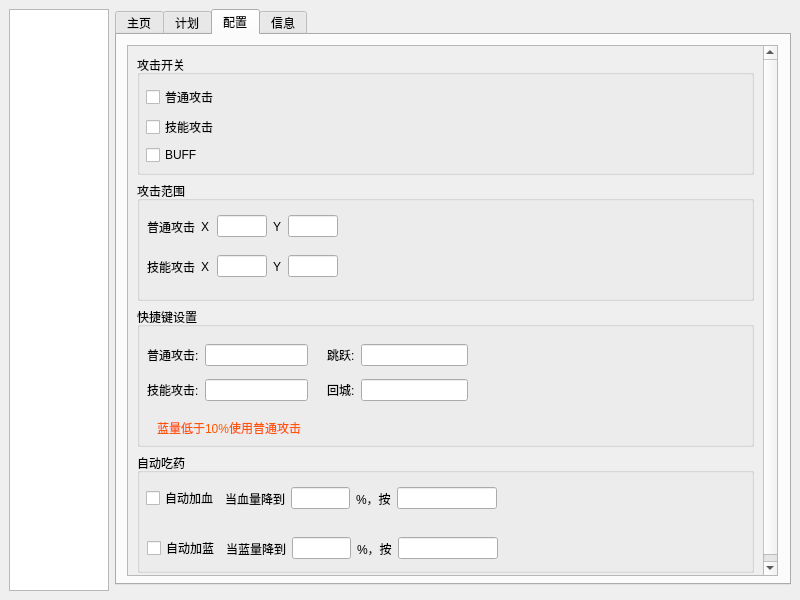
The window that mainwindow.ui (kinvcode/BattleMush) describes before a commit, drawn with Qt 5.
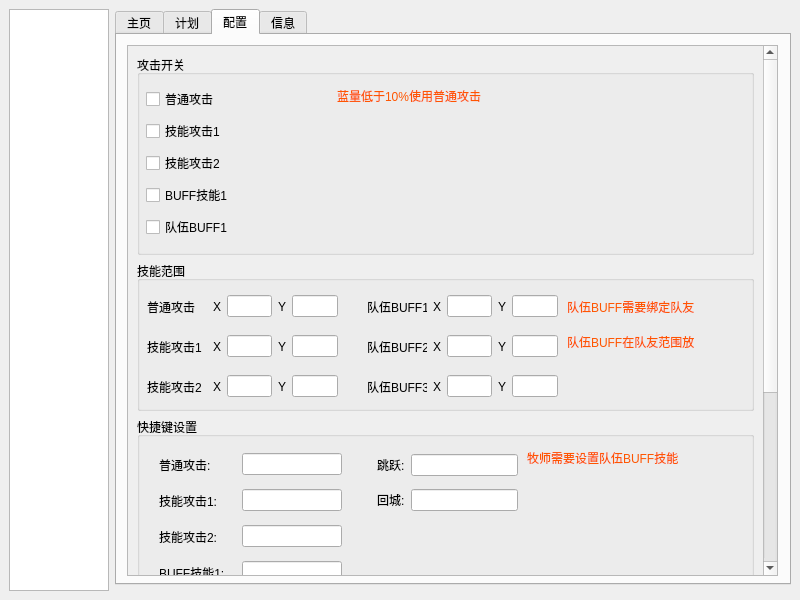
The same window after the commit. Custom widgets are drawn as their Qt base class.

What changed in the file:
```diff
--- a/mainwindow.ui
+++ b/mainwindow.ui
@@ -350,9 +350,9 @@
            <property name="geometry">
             <rect>
              <x>0</x>
-             <y>0</y>
+             <y>-267</y>
              <width>635</width>
-             <height>536</height>
+             <height>796</height>
             </rect>
            </property>
            <layout class="QVBoxLayout" name="verticalLayout_3">
@@ -361,13 +361,13 @@
               <property name="minimumSize">
                <size>
                 <width>0</width>
-                <height>120</height>
+                <height>200</height>
                </size>
               </property>
               <property name="maximumSize">
                <size>
                 <width>16777215</width>
-                <height>120</height>
+                <height>200</height>
                </size>
               </property>
               <property name="title">
@@ -379,33 +379,64 @@
                  <x>9</x>
                  <y>30</y>
                  <width>181</width>
-                 <height>80</height>
+                 <height>161</height>
                 </rect>
                </property>
                <layout class="QVBoxLayout" name="verticalLayout_5">
                 <item>
-                 <widget class="QCheckBox" name="checkBox">
+                 <widget class="QCheckBox" name="checkBox_atk_switch_general">
                   <property name="text">
                    <string>普通攻击</string>
                   </property>
                  </widget>
                 </item>
                 <item>
-                 <widget class="QCheckBox" name="checkBox_2">
+                 <widget class="QCheckBox" name="checkBox_atk_switch_skill1">
                   <property name="text">
-                   <string>技能攻击</string>
+                   <string>技能攻击1</string>
                   </property>
                  </widget>
                 </item>
                 <item>
-                 <widget class="QCheckBox" name="checkBox_3">
+                 <widget class="QCheckBox" name="checkBox_atk_switch_skill2">
                   <property name="text">
-                   <string>BUFF</string>
+                   <string>技能攻击2</string>
+                  </property>
+                 </widget>
+                </item>
+                <item>
+                 <widget class="QCheckBox" name="checkBox_atk_switch_buff1">
+                  <property name="text">
+                   <string>BUFF技能1</string>
+                  </property>
+                 </widget>
+                </item>
+                <item>
+                 <widget class="QCheckBox" name="checkBox_atk_switch_partybuff1">
+                  <property name="text">
+                   <string>队伍BUFF1</string>
                   </property>
                  </widget>
                 </item>
                </layout>
               </widget>
+              <widget class="QLabel" name="label_11">
+               <property name="geometry">
+                <rect>
+                 <x>200</x>
+                 <y>30</y>
+                 <width>321</width>
+                 <height>21</height>
+                </rect>
+               </property>
+               <property name="styleSheet">
+                <string notr="true">font: 350 14pt &quot;思源黑体&quot;;
+color: #FF5500;</string>
+               </property>
+               <property name="text">
+                <string>蓝量低于10%使用普通攻击</string>
+               </property>
+              </widget>
              </widget>
             </item>
             <item>
@@ -413,11 +444,17 @@
               <property name="minimumSize">
                <size>
                 <width>0</width>
-                <height>120</height>
+                <height>150</height>
+               </size>
+              </property>
+              <property name="maximumSize">
+               <size>
+                <width>16777215</width>
+                <height>150</height>
                </size>
               </property>
               <property name="title">
-               <string>攻击范围</string>
+               <string>技能范围</string>
               </property>
               <widget class="QWidget" name="horizontalLayoutWidget_3">
                <property name="geometry">
@@ -431,14 +468,20 @@
                <layout class="QHBoxLayout" name="horizontalLayout_3">
                 <item>
                  <widget class="QLabel" name="label_12">
+                  <property name="minimumSize">
+                   <size>
+                    <width>60</width>
+                    <height>0</height>
+                   </size>
+                  </property>
                   <property name="maximumSize">
                    <size>
-                    <width>50</width>
+                    <width>60</width>
                     <height>16777215</height>
                    </size>
                   </property>
                   <property name="text">
-                   <string>技能攻击</string>
+                   <string>技能攻击1</string>
                   </property>
                  </widget>
                 </item>
@@ -490,9 +533,15 @@
                <layout class="QHBoxLayout" name="horizontalLayout_4">
                 <item>
                  <widget class="QLabel" name="label_13">
+                  <property name="minimumSize">
+                   <size>
+                    <width>60</width>
+                    <height>0</height>
+                   </size>
+                  </property>
                   <property name="maximumSize">
                    <size>
-                    <width>50</width>
+                    <width>60</width>
                     <height>16777215</height>
                    </size>
                   </property>
@@ -537,6 +586,300 @@
                 </item>
                </layout>
               </widget>
+              <widget class="QWidget" name="horizontalLayoutWidget_6">
+               <property name="geometry">
+                <rect>
+                 <x>10</x>
+                 <y>110</y>
+                 <width>191</width>
+                 <height>31</height>
+                </rect>
+               </property>
+               <layout class="QHBoxLayout" name="horizontalLayout_6">
+                <item>
+                 <widget class="QLabel" name="label_20">
+                  <property name="minimumSize">
+                   <size>
+                    <width>60</width>
+                    <height>0</height>
+                   </size>
+                  </property>
+                  <property name="maximumSize">
+                   <size>
+                    <width>60</width>
+                    <height>16777215</height>
+                   </size>
+                  </property>
+                  <property name="text">
+                   <string>技能攻击2</string>
+                  </property>
+                 </widget>
+                </item>
+                <item>
+                 <widget class="QLabel" name="label_21">
+                  <property name="text">
+                   <string>X</string>
+                  </property>
+                 </widget>
+                </item>
+                <item>
+                 <widget class="QLineEdit" name="lineEdit_atk_range_skill2_x">
+                  <property name="maximumSize">
+                   <size>
+                    <width>50</width>
+                    <height>16777215</height>
+                   </size>
+                  </property>
+                 </widget>
+                </item>
+                <item>
+                 <widget class="QLabel" name="label_22">
+                  <property name="text">
+                   <string>Y</string>
+                  </property>
+                 </widget>
+                </item>
+                <item>
+                 <widget class="QLineEdit" name="lineEdit_atk_range_skill2_y">
+                  <property name="maximumSize">
+                   <size>
+                    <width>50</width>
+                    <height>16777215</height>
+                   </size>
+                  </property>
+                 </widget>
+                </item>
+               </layout>
+              </widget>
+              <widget class="QWidget" name="horizontalLayoutWidget_7">
+               <property name="geometry">
+                <rect>
+                 <x>230</x>
+                 <y>30</y>
+                 <width>191</width>
+                 <height>31</height>
+                </rect>
+               </property>
+               <layout class="QHBoxLayout" name="horizontalLayout_7">
+                <item>
+                 <widget class="QLabel" name="label_23">
+                  <property name="minimumSize">
+                   <size>
+                    <width>60</width>
+                    <height>0</height>
+                   </size>
+                  </property>
+                  <property name="maximumSize">
+                   <size>
+                    <width>60</width>
+                    <height>16777215</height>
+                   </size>
+                  </property>
+                  <property name="text">
+                   <string>队伍BUFF1</string>
+                  </property>
+                 </widget>
+                </item>
+                <item>
+                 <widget class="QLabel" name="label_24">
+                  <property name="text">
+                   <string>X</string>
+                  </property>
+                 </widget>
+                </item>
+                <item>
+                 <widget class="QLineEdit" name="lineEdit_atk_range_partybuff1_x">
+                  <property name="maximumSize">
+                   <size>
+                    <width>50</width>
+                    <height>16777215</height>
+                   </size>
+                  </property>
+                 </widget>
+                </item>
+                <item>
+                 <widget class="QLabel" name="label_25">
+                  <property name="text">
+                   <string>Y</string>
+                  </property>
+                 </widget>
+                </item>
+                <item>
+                 <widget class="QLineEdit" name="lineEdit_atk_range_partybuff1_y">
+                  <property name="maximumSize">
+                   <size>
+                    <width>50</width>
+                    <height>16777215</height>
+                   </size>
+                  </property>
+                 </widget>
+                </item>
+               </layout>
+              </widget>
+              <widget class="QWidget" name="horizontalLayoutWidget_8">
+               <property name="geometry">
+                <rect>
+                 <x>230</x>
+                 <y>70</y>
+                 <width>191</width>
+                 <height>31</height>
+                </rect>
+               </property>
+               <layout class="QHBoxLayout" name="horizontalLayout_8">
+                <item>
+                 <widget class="QLabel" name="label_26">
+                  <property name="minimumSize">
+                   <size>
+                    <width>60</width>
+                    <height>0</height>
+                   </size>
+                  </property>
+                  <property name="maximumSize">
+                   <size>
+                    <width>60</width>
+                    <height>16777215</height>
+                   </size>
+                  </property>
+                  <property name="text">
+                   <string>队伍BUFF2</string>
+                  </property>
+                 </widget>
+                </item>
+                <item>
+                 <widget class="QLabel" name="label_27">
+                  <property name="text">
+                   <string>X</string>
+                  </property>
+                 </widget>
+                </item>
+                <item>
+                 <widget class="QLineEdit" name="lineEdit_atk_range_partybuff2_x">
+                  <property name="maximumSize">
+                   <size>
+                    <width>50</width>
+                    <height>16777215</height>
+                   </size>
+                  </property>
+                 </widget>
+                </item>
+                <item>
+                 <widget class="QLabel" name="label_28">
+                  <property name="text">
+                   <string>Y</string>
+                  </property>
+                 </widget>
+                </item>
+                <item>
+                 <widget class="QLineEdit" name="lineEdit_atk_range_partybuff2_y">
+                  <property name="maximumSize">
+                   <size>
+                    <width>50</width>
+                    <height>16777215</height>
+                   </size>
+                  </property>
+                 </widget>
+                </item>
+               </layout>
+              </widget>
+              <widget class="QWidget" name="horizontalLayoutWidget_9">
+               <property name="geometry">
+                <rect>
+                 <x>230</x>
+                 <y>110</y>
+                 <width>191</width>
+                 <height>31</height>
+                </rect>
+               </property>
+               <layout class="QHBoxLayout" name="horizontalLayout_9">
+                <item>
+                 <widget class="QLabel" name="label_29">
+                  <property name="minimumSize">
+                   <size>
+                    <width>60</width>
+                    <height>0</height>
+                   </size>
+                  </property>
+                  <property name="maximumSize">
+                   <size>
+                    <width>60</width>
+                    <height>16777215</height>
+                   </size>
+                  </property>
+                  <property name="text">
+                   <string>队伍BUFF3</string>
+                  </property>
+                 </widget>
+                </item>
+                <item>
+                 <widget class="QLabel" name="label_30">
+                  <property name="text">
+                   <string>X</string>
+                  </property>
+                 </widget>
+                </item>
+                <item>
+                 <widget class="QLineEdit" name="lineEdit_atk_range_partybuff3_x">
+                  <property name="maximumSize">
+                   <size>
+                    <width>50</width>
+                    <height>16777215</height>
+                   </size>
+                  </property>
+                 </widget>
+                </item>
+                <item>
+                 <widget class="QLabel" name="label_31">
+                  <property name="text">
+                   <string>Y</string>
+                  </property>
+                 </widget>
+                </item>
+                <item>
+                 <widget class="QLineEdit" name="lineEdit_atk_range_partybuff3_y">
+                  <property name="maximumSize">
+                   <size>
+                    <width>50</width>
+                    <height>16777215</height>
+                   </size>
+                  </property>
+                 </widget>
+                </item>
+               </layout>
+              </widget>
+              <widget class="QLabel" name="label_32">
+               <property name="geometry">
+                <rect>
+                 <x>430</x>
+                 <y>35</y>
+                 <width>321</width>
+                 <height>21</height>
+                </rect>
+               </property>
+               <property name="styleSheet">
+                <string notr="true">font: 350 12pt &quot;思源黑体&quot;;
+color: #FF5500;</string>
+               </property>
+               <property name="text">
+                <string>队伍BUFF需要绑定队友</string>
+               </property>
+              </widget>
+              <widget class="QLabel" name="label_35">
+               <property name="geometry">
+                <rect>
+                 <x>430</x>
+                 <y>70</y>
+                 <width>321</width>
+                 <height>21</height>
+                </rect>
+               </property>
+               <property name="styleSheet">
+                <string notr="true">font: 350 12pt &quot;思源黑体&quot;;
+color: #FF5500;</string>
+               </property>
+               <property name="text">
+                <string>队伍BUFF在队友范围放</string>
+               </property>
+              </widget>
              </widget>
             </item>
             <item>
@@ -544,7 +887,13 @@
               <property name="minimumSize">
                <size>
                 <width>0</width>
-                <height>140</height>
+                <height>230</height>
+               </size>
+              </property>
+              <property name="maximumSize">
+               <size>
+                <width>16777215</width>
+                <height>230</height>
                </size>
               </property>
               <property name="title">
@@ -555,42 +904,183 @@
                 <rect>
                  <x>10</x>
                  <y>30</y>
-                 <width>161</width>
-                 <height>71</height>
+                 <width>208</width>
+                 <height>180</height>
                 </rect>
                </property>
                <layout class="QGridLayout" name="gridLayout_2">
-                <item row="0" column="1">
-                 <widget class="HotkeyEdit" name="lineEdit_bindkey_general_atk">
+                <item row="2" column="0">
+                 <widget class="QLabel" name="label_18">
                   <property name="minimumSize">
                    <size>
-                    <width>100</width>
-                    <height>0</height>
+                    <width>65</width>
+                    <height>25</height>
                    </size>
                   </property>
+                  <property name="maximumSize">
+                   <size>
+                    <width>65</width>
+                    <height>25</height>
+                   </size>
+                  </property>
+                  <property name="text">
+                   <string>技能攻击2:</string>
+                  </property>
                  </widget>
                 </item>
-                <item row="1" column="1">
-                 <widget class="HotkeyEdit" name="lineEdit_bindkey_skill_atk1">
+                <item row="1" column="0">
+                 <widget class="QLabel" name="label_8">
                   <property name="minimumSize">
                    <size>
-                    <width>100</width>
-                    <height>0</height>
+                    <width>65</width>
+                    <height>25</height>
                    </size>
                   </property>
+                  <property name="maximumSize">
+                   <size>
+                    <width>65</width>
+                    <height>25</height>
+                   </size>
+                  </property>
+                  <property name="text">
+                   <string>技能攻击1:</string>
+                  </property>
                  </widget>
                 </item>
                 <item row="0" column="0">
                  <widget class="QLabel" name="label">
+                  <property name="minimumSize">
+                   <size>
+                    <width>65</width>
+                    <height>25</height>
+                   </size>
+                  </property>
+                  <property name="maximumSize">
+                   <size>
+                    <width>16777215</width>
+                    <height>25</height>
+                   </size>
+                  </property>
                   <property name="text">
                    <string>普通攻击:</string>
                   </property>
                  </widget>
                 </item>
-                <item row="1" column="0">
-                 <widget class="QLabel" name="label_8">
+                <item row="3" column="0">
+                 <widget class="QLabel" name="label_19">
+                  <property name="minimumSize">
+                   <size>
+                    <width>65</width>
+                    <height>25</height>
+                   </size>
+                  </property>
+                  <property name="maximumSize">
+                   <size>
+                    <width>65</width>
+                    <height>25</height>
+                   </size>
+                  </property>
                   <property name="text">
-                   <string>技能攻击:</string>
+                   <string>BUFF技能1:</string>
+                  </property>
+                 </widget>
+                </item>
+                <item row="0" column="1">
+                 <widget class="HotkeyEdit" name="lineEdit_bindkey_general_atk">
+                  <property name="minimumSize">
+                   <size>
+                    <width>100</width>
+                    <height>0</height>
+                   </size>
+                  </property>
+                  <property name="maximumSize">
+                   <size>
+                    <width>100</width>
+                    <height>16777215</height>
+                   </size>
+                  </property>
+                 </widget>
+                </item>
+                <item row="3" column="1">
+                 <widget class="HotkeyEdit" name="lineEdit_bindkey_buff1">
+                  <property name="minimumSize">
+                   <size>
+                    <width>100</width>
+                    <height>0</height>
+                   </size>
+                  </property>
+                  <property name="maximumSize">
+                   <size>
+                    <width>100</width>
+                    <height>16777215</height>
+                   </size>
+                  </property>
+                 </widget>
+                </item>
+                <item row="2" column="1">
+                 <widget class="QLineEdit" name="lineEdit_bindkey_skill_atk2">
+                  <property name="minimumSize">
+                   <size>
+                    <width>100</width>
+                    <height>0</height>
+                   </size>
+                  </property>
+                  <property name="maximumSize">
+                   <size>
+                    <width>100</width>
+                    <height>16777215</height>
+                   </size>
+                  </property>
+                 </widget>
+                </item>
+                <item row="1" column="1">
+                 <widget class="HotkeyEdit" name="lineEdit_bindkey_skill_atk1">
+                  <property name="minimumSize">
+                   <size>
+                    <width>100</width>
+                    <height>0</height>
+                   </size>
+                  </property>
+                  <property name="maximumSize">
+                   <size>
+                    <width>100</width>
+                    <height>16777215</height>
+                   </size>
+                  </property>
+                 </widget>
+                </item>
+                <item row="4" column="0">
+                 <widget class="QLabel" name="label_34">
+                  <property name="minimumSize">
+                   <size>
+                    <width>65</width>
+                    <height>25</height>
+                   </size>
+                  </property>
+                  <property name="maximumSize">
+                   <size>
+                    <width>65</width>
+                    <height>25</height>
+                   </size>
+                  </property>
+                  <property name="text">
+                   <string>队伍BUFF1:</string>
+                  </property>
+                 </widget>
+                </item>
+                <item row="4" column="1">
+                 <widget class="QLineEdit" name="lineEdit_bindkey_partybuff1">
+                  <property name="minimumSize">
+                   <size>
+                    <width>100</width>
+                    <height>0</height>
+                   </size>
+                  </property>
+                  <property name="maximumSize">
+                   <size>
+                    <width>100</width>
+                    <height>16777215</height>
+                   </size>
                   </property>
                  </widget>
                 </item>
@@ -599,7 +1089,7 @@
               <widget class="QWidget" name="gridLayoutWidget">
                <property name="geometry">
                 <rect>
-                 <x>190</x>
+                 <x>240</x>
                  <y>30</y>
                  <width>141</width>
                  <height>71</height>
@@ -642,21 +1132,21 @@
                 </item>
                </layout>
               </widget>
-              <widget class="QLabel" name="label_11">
+              <widget class="QLabel" name="label_33">
                <property name="geometry">
                 <rect>
-                 <x>20</x>
-                 <y>110</y>
+                 <x>390</x>
+                 <y>30</y>
                  <width>321</width>
                  <height>21</height>
                 </rect>
                </property>
                <property name="styleSheet">
-                <string notr="true">font: 350 14pt &quot;思源黑体&quot;;
+                <string notr="true">font: 350 12pt &quot;思源黑体&quot;;
 color: #FF5500;</string>
                </property>
                <property name="text">
-                <string>蓝量低于10%使用普通攻击</string>
+                <string>牧师需要设置队伍BUFF技能</string>
                </property>
               </widget>
              </widget>
@@ -666,17 +1156,17 @@
               <property name="minimumSize">
                <size>
                 <width>0</width>
-                <height>120</height>
+                <height>180</height>
                </size>
               </property>
               <property name="maximumSize">
                <size>
                 <width>16777215</width>
-                <height>120</height>
+                <height>180</height>
                </size>
               </property>
               <property name="title">
-               <string>自动吃药</string>
+               <string>血蓝监控</string>
               </property>
               <widget class="QWidget" name="horizontalLayoutWidget">
                <property name="geometry">
@@ -770,6 +1260,67 @@
                 </item>
                </layout>
               </widget>
+              <widget class="QWidget" name="horizontalLayoutWidget_5">
+               <property name="geometry">
+                <rect>
+                 <x>10</x>
+                 <y>130</y>
+                 <width>351</width>
+                 <height>31</height>
+                </rect>
+               </property>
+               <layout class="QHBoxLayout" name="horizontalLayout_5">
+                <item>
+                 <widget class="QCheckBox" name="checkBox_potion_num">
+                  <property name="minimumSize">
+                   <size>
+                    <width>75</width>
+                    <height>0</height>
+                   </size>
+                  </property>
+                  <property name="maximumSize">
+                   <size>
+                    <width>75</width>
+                    <height>16777215</height>
+                   </size>
+                  </property>
+                  <property name="text">
+                   <string>监控数量</string>
+                  </property>
+                 </widget>
+                </item>
+                <item>
+                 <widget class="QLabel" name="label_4">
+                  <property name="maximumSize">
+                   <size>
+                    <width>83</width>
+                    <height>16777215</height>
+                   </size>
+                  </property>
+                  <property name="text">
+                   <string>当药水数量低于</string>
+                  </property>
+                 </widget>
+                </item>
+                <item>
+                 <widget class="QLineEdit" name="lineEdit_potion_num">
+                  <property name="maximumSize">
+                   <size>
+                    <width>50</width>
+                    <height>16777215</height>
+                   </size>
+                  </property>
+                 </widget>
+                </item>
+                <item>
+                 <widget class="QLabel" name="label_2">
+                  <property name="text">
+                   <string>时播放警报提示</string>
+                  </property>
+                 </widget>
+                </item>
+               </layout>
+              </widget>
              </widget>
             </item>
            </layout>
```
